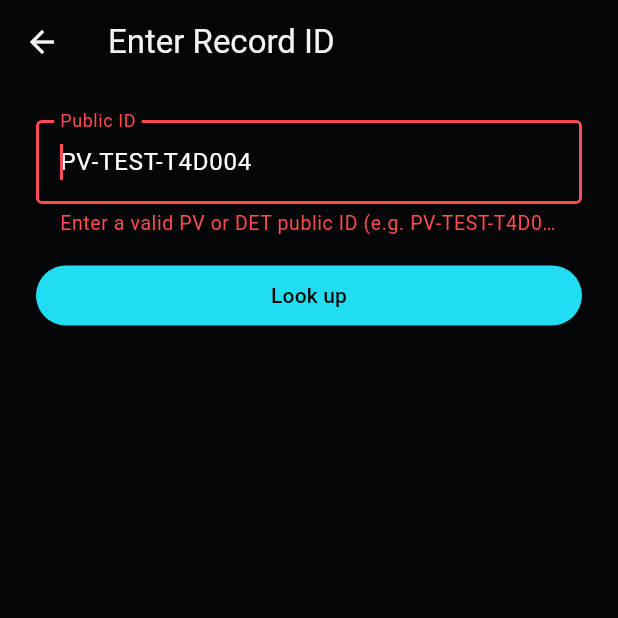
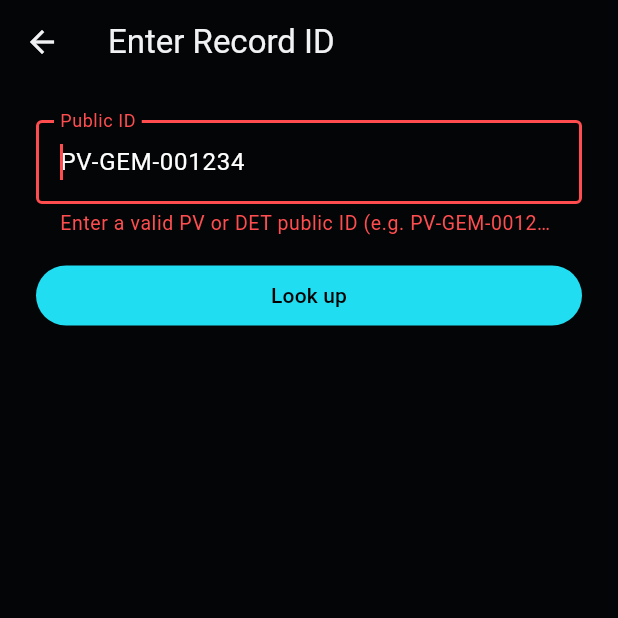
Before and after one commit to VERITAN-TO/provenance-verified, a Flutter app: the ManualEntryScreen screen opened by its route, after a tap on "Look up", on a phone screen of 412 x 824 dp, the top half of it. Run offline on Flutter 3.47's test engine with Material 3 defaults, Android fonts, the phone set to English and light mode, and no system bars; our stand-ins replace flutter_riverpod, flutter_secure_storage, go_router, shared_preferences; missing offline and left inert: mobile_scanner; accounts and stored records are empty.

Commit message:
cleanup(m4): carry forward M3 production-safe record hint

```diff
--- a/lib/scanner/screens/manual_entry_screen.dart
+++ b/lib/scanner/screens/manual_entry_screen.dart
@@ -17,7 +17,7 @@
   void _submit() {
     final text = _controller.text.trim();
     if (!QrHandler.isValidPublicId(text)) {
-      setState(() => _error = 'Enter a valid PV or DET public ID (e.g. PV-TEST-T4D004)');
+      setState(() => _error = 'Enter a valid PV or DET public ID (e.g. PV-GEM-001234)');
       return;
     }
     context.go('/verify/${text.toUpperCase()}');
@@ -44,7 +44,7 @@
               textCapitalization: TextCapitalization.characters,
               decoration: InputDecoration(
                 labelText: 'Public ID',
-                hintText: 'PV-TEST-T4D004',
+                hintText: 'PV-GEM-001234',
                 errorText: _error,
                 border: const OutlineInputBorder(),
               ),
```
